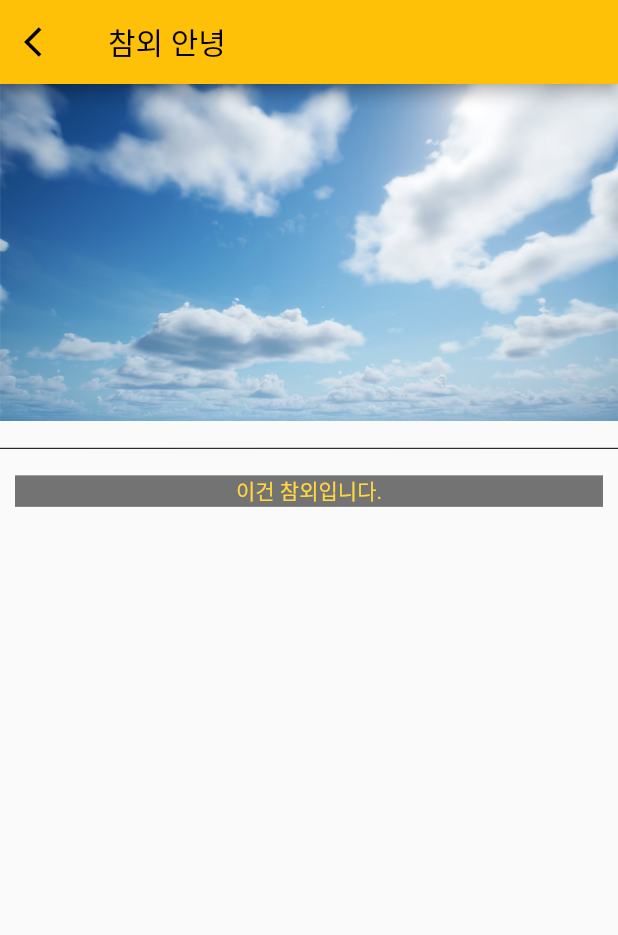
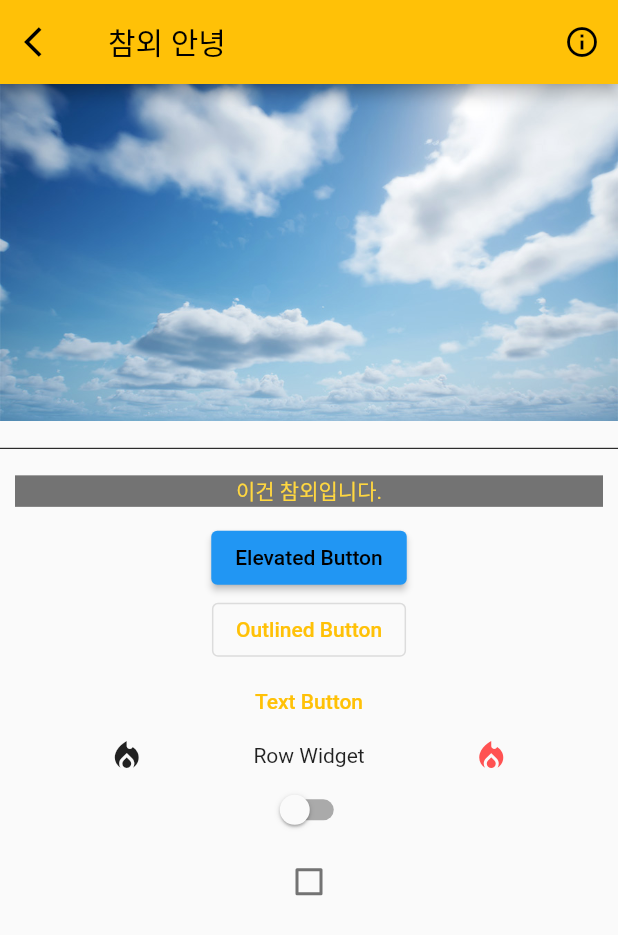
Before and after one commit to jjpp43/flutterPractice, a Flutter app: the screen it shows after launch, after a tap on "참외먹자", on a phone screen of 412 x 824 dp. Shown: the top 935 px of the screen. Run offline on Flutter 3.47's test engine with Material 2 defaults, Android fonts, the phone set to English and light mode, and no system bars; missing offline and left inert: dart:html.

Commit message:
Completed basic flutter tutorial!

```diff
--- a/lib/learn_flutter_page.dart
+++ b/lib/learn_flutter_page.dart
@@ -1,3 +1,4 @@
+import 'package:flutter/gestures.dart';
 import 'package:flutter/material.dart';
 import 'package:helloworld/home_page.dart';
 
@@ -9,11 +10,14 @@ class LearnFlutterPage extends StatefulWidget {
 }
 
 class _LearnFlutterPageState extends State<LearnFlutterPage> {
+  bool isSwitch = false;
+  bool? isChechbox = false;
+
   @override
   Widget build(BuildContext context) {
     return Scaffold(
       appBar: AppBar(
-        title: Text('참외 안녕'),
+        title: const Text('참외 안녕'),
         automaticallyImplyLeading: false, //뒤로가기 버튼 없애버리기
         leading: IconButton(
           onPressed: () {
@@ -21,6 +25,16 @@ class _LearnFlutterPageState extends State<LearnFlutterPage> {
           },
           icon: Icon(Icons.arrow_back_ios),
         ),
+        actions: [
+          IconButton(
+            onPressed: () {
+              debugPrint('actions');
+            },
+            icon: const Icon(
+              Icons.info_outline,
+            ),
+          ),
+        ],
       ),
       body: Column(
         children: [
@@ -35,7 +49,8 @@ class _LearnFlutterPageState extends State<LearnFlutterPage> {
             margin: const EdgeInsets.all(10.0), //Give margin to the container
             color: Colors.black54,
             width: double.infinity, //화면 넓이 꽉 채우게
-            child: const Center(  //Center the text
+            child: const Center(
+              //Center the text
               child: Text(
                 '이건 참외입니다.',
                 style: TextStyle(
@@ -44,6 +59,60 @@ class _LearnFlutterPageState extends State<LearnFlutterPage> {
               ),
             ),
           ),
+          ElevatedButton(
+            style: ElevatedButton.styleFrom(
+              primary: isSwitch ? Colors.green : Colors.blue,
+            ),
+            onPressed: () {
+              debugPrint('elevated button');
+            },
+            child: const Text('Elevated Button'),
+          ),
+          OutlinedButton(
+            onPressed: () {
+              debugPrint('Outlined button');
+            },
+            child: const Text('Outlined Button'),
+          ),
+          TextButton(
+            onPressed: () {
+              debugPrint('Text button');
+            },
+            child: const Text('Text Button'),
+          ),
+          GestureDetector(
+            behavior: HitTestBehavior.opaque,
+            onTap: () {
+              debugPrint('This is the row');
+            },
+            child: Row(
+              mainAxisAlignment: MainAxisAlignment.spaceEvenly,
+              children: [
+                Icon(
+                  Icons.local_fire_department,
+                ),
+                Text('Row Widget'),
+                Icon(
+                  Icons.local_fire_department,
+                  color: Colors.redAccent,
+                ),
+              ],
+            ),
+          ),
+          Switch(
+              value: isSwitch,
+              onChanged: (bool newBool) {
+                setState(() {
+                  isSwitch = newBool;
+                });
+              }),
+          Checkbox(
+              value: isChechbox,
+              onChanged: (bool? newBool) {
+                setState(() {
+                  isChechbox = newBool;
+                });
+              })
         ],
       ),
     );
--- a/lib/main.dart
+++ b/lib/main.dart
@@ -2,6 +2,7 @@ import 'dart:html';
 
 import 'package:flutter/material.dart';
 import 'package:helloworld/home_page.dart';
+import 'package:helloworld/profile_page.dart';
 
 void main() => runApp(MyApp());
 
@@ -30,21 +31,10 @@ class MyHomePage extends StatelessWidget {
   @override
   Widget build(BuildContext context) {
     return MaterialApp(
-        debugShowCheckedModeBanner: false,
-        theme: ThemeData(primarySwatch: Colors.amber),
-        home: RootPage());
-    /*
-            Scaffold(
-      appBar: AppBar(
-        // The title text which will be shown on the action bar
-        title: Text(title),
-      ),
-      body: Center(
-        child: Text(
-          'Hello, World!',
-        ),
-      ),
-    ); */
+      debugShowCheckedModeBanner: false,
+      theme: ThemeData(primarySwatch: Colors.amber),
+      home: RootPage(),
+    );
   }
 }
 
@@ -57,11 +47,17 @@ class RootPage extends StatefulWidget {
 
 class _RootPageState extends State<RootPage> {
   int currentPage = 0;
+  List<Widget> pages = const [
+    HomePage(),
+    ProfilePage(),
+  ];
   @override
   Widget build(BuildContext context) {
     return Scaffold(
-      appBar: AppBar(title: Text('참외마켓')),
-      body: const HomePage(),
+      appBar: AppBar(
+        title: Text('참외마켓'),
+      ),
+      body: pages[currentPage],
       floatingActionButton: FloatingActionButton(
         onPressed: () {
           debugPrint('Floating action button');
@@ -71,7 +67,7 @@ class _RootPageState extends State<RootPage> {
       bottomNavigationBar: NavigationBar(
         destinations: [
           NavigationDestination(icon: Icon(Icons.home), label: 'Home'),
-          NavigationDestination(icon: Icon(Icons.person), label: 'Home'),
+          NavigationDestination(icon: Icon(Icons.person), label: 'Profile'),
         ],
         onDestinationSelected: (int index) {
           setState(() {
```
Also changed, not shown: lib/profile_page.dart (added, +24 -0 lines).
